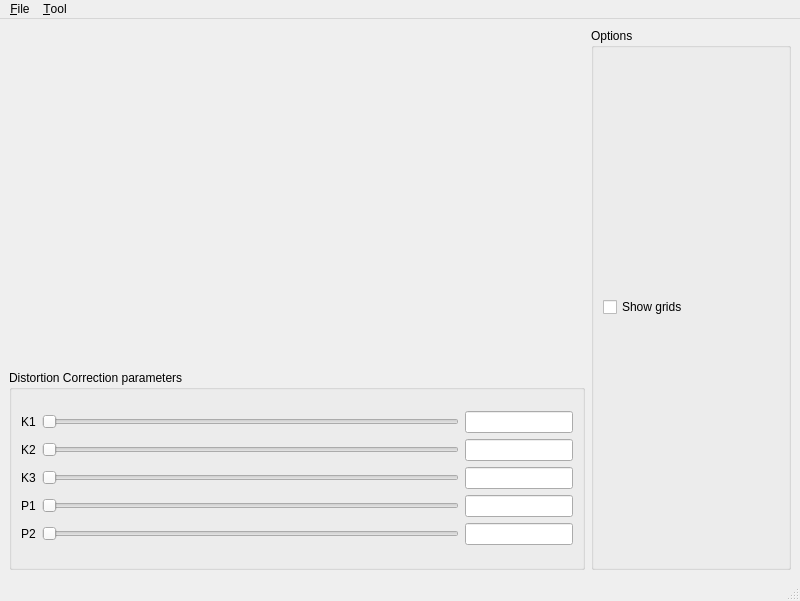
The window that ui/main_ui.ui (sdbg-opt-sw/LDC_Simulator) describes before a commit, drawn with Qt 5.
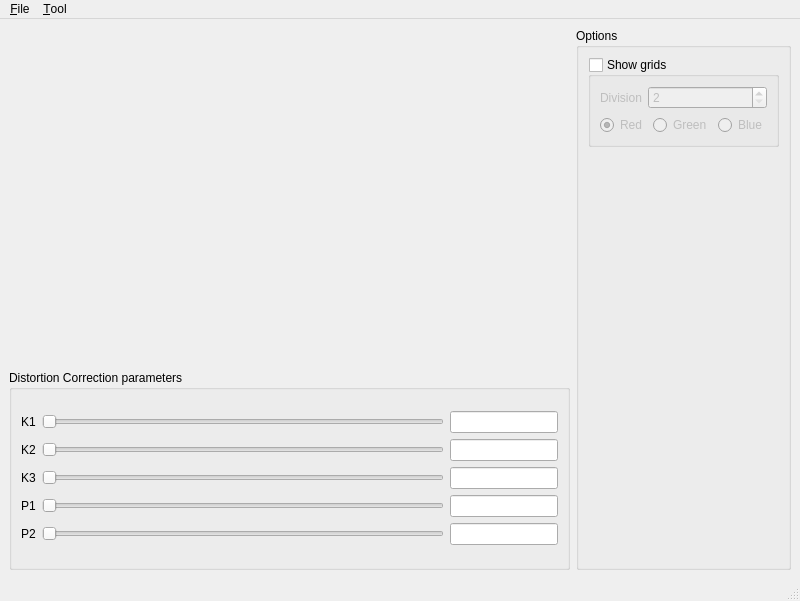
The same window after the commit.

Diff of the .ui file:
```diff
--- a/ui/main_ui.ui
+++ b/ui/main_ui.ui
@@ -10,6 +10,12 @@
     <height>601</height>
    </rect>
   </property>
+  <property name="sizePolicy">
+   <sizepolicy hsizetype="Preferred" vsizetype="Maximum">
+    <horstretch>0</horstretch>
+    <verstretch>0</verstretch>
+   </sizepolicy>
+  </property>
   <property name="windowTitle">
    <string>Lens Distortion Correction Simulator</string>
   </property>
@@ -64,8 +70,8 @@
              <property name="horizontalSpacing">
               <number>6</number>
              </property>
-             <item row="1" column="1">
-              <widget class="QSlider" name="horizontalSlider_k2">
+             <item row="4" column="2">
+              <widget class="QSlider" name="horizontalSlider_p2">
                <property name="sizePolicy">
                 <sizepolicy hsizetype="Expanding" vsizetype="Fixed">
                  <horstretch>1</horstretch>
@@ -77,8 +83,8 @@
                </property>
               </widget>
              </item>
-             <item row="0" column="1">
-              <widget class="QSlider" name="horizontalSlider_k1">
+             <item row="3" column="2">
+              <widget class="QSlider" name="horizontalSlider_p1">
                <property name="sizePolicy">
                 <sizepolicy hsizetype="Expanding" vsizetype="Fixed">
                  <horstretch>1</horstretch>
@@ -88,11 +94,11 @@
                <property name="orientation">
                 <enum>Qt::Horizontal</enum>
                </property>
-               <property name="tickPosition">
-                <enum>QSlider::NoTicks</enum>
-               </property>
               </widget>
              </item>
+             <item row="2" column="3">
+              <widget class="QLineEdit" name="lineEdit_k3"/>
+             </item>
              <item row="0" column="0">
               <widget class="QLabel" name="label_k1">
                <property name="sizePolicy">
@@ -106,25 +112,8 @@
                </property>
               </widget>
              </item>
-             <item row="4" column="0">
-              <widget class="QLabel" name="label_p2">
-               <property name="text">
-                <string>P2</string>
-               </property>
-              </widget>
-             </item>
-             <item row="3" column="1">
-              <widget class="QSlider" name="horizontalSlider_p1">
-               <property name="sizePolicy">
-                <sizepolicy hsizetype="Expanding" vsizetype="Fixed">
-                 <horstretch>1</horstretch>
-                 <verstretch>0</verstretch>
-                </sizepolicy>
-               </property>
-               <property name="orientation">
-                <enum>Qt::Horizontal</enum>
-               </property>
-              </widget>
+             <item row="3" column="3">
+              <widget class="QLineEdit" name="lineEdit_p1"/>
              </item>
              <item row="3" column="0">
               <widget class="QLabel" name="label_p1">
@@ -133,47 +122,56 @@
                </property>
               </widget>
              </item>
-             <item row="1" column="0">
-              <widget class="QLabel" name="label_k2">
-               <property name="text">
-                <string>K2</string>
-               </property>
-              </widget>
-             </item>
-             <item row="2" column="0">
-              <widget class="QLabel" name="label_k3">
-               <property name="text">
-                <string>K3</string>
-               </property>
-              </widget>
-             </item>
-             <item row="2" column="1">
-              <widget class="QSlider" name="horizontalSlider_k3">
-               <property name="sizePolicy">
-                <sizepolicy hsizetype="Expanding" vsizetype="Fixed">
-                 <horstretch>1</horstretch>
-                 <verstretch>0</verstretch>
-                </sizepolicy>
-               </property>
-               <property name="orientation">
-                <enum>Qt::Horizontal</enum>
-               </property>
-              </widget>
-             </item>
-             <item row="4" column="1">
-              <widget class="QSlider" name="horizontalSlider_p2">
-               <property name="sizePolicy">
-                <sizepolicy hsizetype="Expanding" vsizetype="Fixed">
-                 <horstretch>1</horstretch>
-                 <verstretch>0</verstretch>
-                </sizepolicy>
-               </property>
-               <property name="orientation">
-                <enum>Qt::Horizontal</enum>
-               </property>
-              </widget>
-             </item>
              <item row="0" column="2">
+              <widget class="QSlider" name="horizontalSlider_k1">
+               <property name="sizePolicy">
+                <sizepolicy hsizetype="Expanding" vsizetype="Fixed">
+                 <horstretch>1</horstretch>
+                 <verstretch>0</verstretch>
+                </sizepolicy>
+               </property>
+               <property name="orientation">
+                <enum>Qt::Horizontal</enum>
+               </property>
+               <property name="tickPosition">
+                <enum>QSlider::NoTicks</enum>
+               </property>
+              </widget>
+             </item>
+             <item row="1" column="2">
+              <widget class="QSlider" name="horizontalSlider_k2">
+               <property name="sizePolicy">
+                <sizepolicy hsizetype="Expanding" vsizetype="Fixed">
+                 <horstretch>1</horstretch>
+                 <verstretch>0</verstretch>
+                </sizepolicy>
+               </property>
+               <property name="orientation">
+                <enum>Qt::Horizontal</enum>
+               </property>
+              </widget>
+             </item>
+             <item row="2" column="2">
+              <widget class="QSlider" name="horizontalSlider_k3">
+               <property name="sizePolicy">
+                <sizepolicy hsizetype="Expanding" vsizetype="Fixed">
+                 <horstretch>1</horstretch>
+                 <verstretch>0</verstretch>
+                </sizepolicy>
+               </property>
+               <property name="orientation">
+                <enum>Qt::Horizontal</enum>
+               </property>
+              </widget>
+             </item>
+             <item row="4" column="0">
+              <widget class="QLabel" name="label_p2">
+               <property name="text">
+                <string>P2</string>
+               </property>
+              </widget>
+             </item>
+             <item row="0" column="3">
               <widget class="QLineEdit" name="lineEdit_k1">
                <property name="sizePolicy">
                 <sizepolicy hsizetype="Preferred" vsizetype="Fixed">
@@ -189,16 +187,24 @@
                </property>
               </widget>
              </item>
-             <item row="1" column="2">
+             <item row="2" column="0">
+              <widget class="QLabel" name="label_k3">
+               <property name="text">
+                <string>K3</string>
+               </property>
+              </widget>
+             </item>
+             <item row="1" column="3">
               <widget class="QLineEdit" name="lineEdit_k2"/>
              </item>
-             <item row="2" column="2">
-              <widget class="QLineEdit" name="lineEdit_k3"/>
+             <item row="1" column="0">
+              <widget class="QLabel" name="label_k2">
+               <property name="text">
+                <string>K2</string>
+               </property>
+              </widget>
              </item>
-             <item row="3" column="2">
-              <widget class="QLineEdit" name="lineEdit_p1"/>
-             </item>
-             <item row="4" column="2">
+             <item row="4" column="3">
               <widget class="QLineEdit" name="lineEdit_p2"/>
              </item>
             </layout>
@@ -225,14 +231,105 @@
         <property name="title">
          <string>Options</string>
         </property>
+        <property name="checkable">
+         <bool>false</bool>
+        </property>
         <layout class="QVBoxLayout" name="verticalLayout_3">
          <item>
-          <widget class="QCheckBox" name="checkBox_show_grids">
-           <property name="text">
+          <widget class="QGroupBox" name="groupBox_show_grids">
+           <property name="sizePolicy">
+            <sizepolicy hsizetype="Preferred" vsizetype="Maximum">
+             <horstretch>0</horstretch>
+             <verstretch>0</verstretch>
+            </sizepolicy>
+           </property>
+           <property name="title">
             <string>Show grids</string>
            </property>
+           <property name="checkable">
+            <bool>true</bool>
+           </property>
+           <property name="checked">
+            <bool>false</bool>
+           </property>
+           <layout class="QGridLayout" name="gridLayout">
+            <item row="0" column="0">
+             <layout class="QHBoxLayout" name="horizontalLayout_4">
+              <item>
+               <widget class="QLabel" name="label_division">
+                <property name="sizePolicy">
+                 <sizepolicy hsizetype="Maximum" vsizetype="Preferred">
+                  <horstretch>0</horstretch>
+                  <verstretch>0</verstretch>
+                 </sizepolicy>
+                </property>
+                <property name="text">
+                 <string>Division</string>
+                </property>
+               </widget>
+              </item>
+              <item>
+               <widget class="QSpinBox" name="spinBox_division">
+                <property name="sizePolicy">
+                 <sizepolicy hsizetype="Preferred" vsizetype="Fixed">
+                  <horstretch>0</horstretch>
+                  <verstretch>0</verstretch>
+                 </sizepolicy>
+                </property>
+                <property name="minimum">
+                 <number>2</number>
+                </property>
+                <property name="maximum">
+                 <number>20</number>
+                </property>
+               </widget>
+              </item>
+             </layout>
+            </item>
+            <item row="1" column="0">
+             <layout class="QHBoxLayout" name="horizontalLayout_5">
+              <item>
+               <widget class="QRadioButton" name="radioButton_red">
+                <property name="text">
+                 <string>Red</string>
+                </property>
+                <property name="checked">
+                 <bool>true</bool>
+                </property>
+               </widget>
+              </item>
+              <item>
+               <widget class="QRadioButton" name="radioButton_green">
+                <property name="text">
+                 <string>Green</string>
+                </property>
+               </widget>
+              </item>
+              <item>
+               <widget class="QRadioButton" name="radioButton_blue">
+                <property name="text">
+                 <string>Blue</string>
+                </property>
+               </widget>
+              </item>
+             </layout>
+            </item>
+           </layout>
           </widget>
          </item>
+         <item>
+          <spacer name="verticalSpacer">
+           <property name="orientation">
+            <enum>Qt::Vertical</enum>
+           </property>
+           <property name="sizeHint" stdset="0">
+            <size>
+             <width>20</width>
+             <height>40</height>
+            </size>
+           </property>
+          </spacer>
+         </item>
         </layout>
        </widget>
       </item>
```
